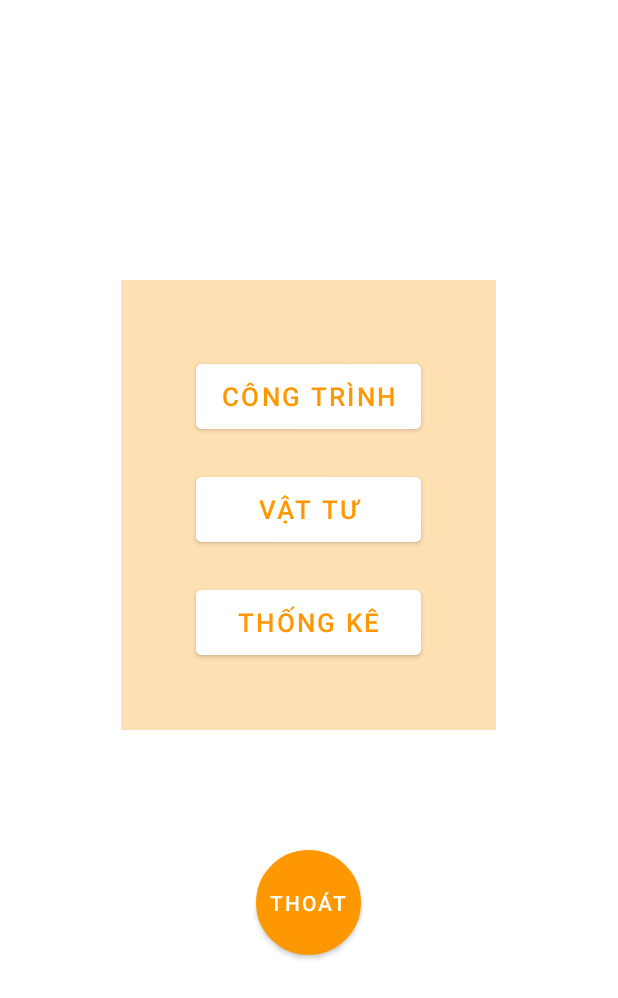
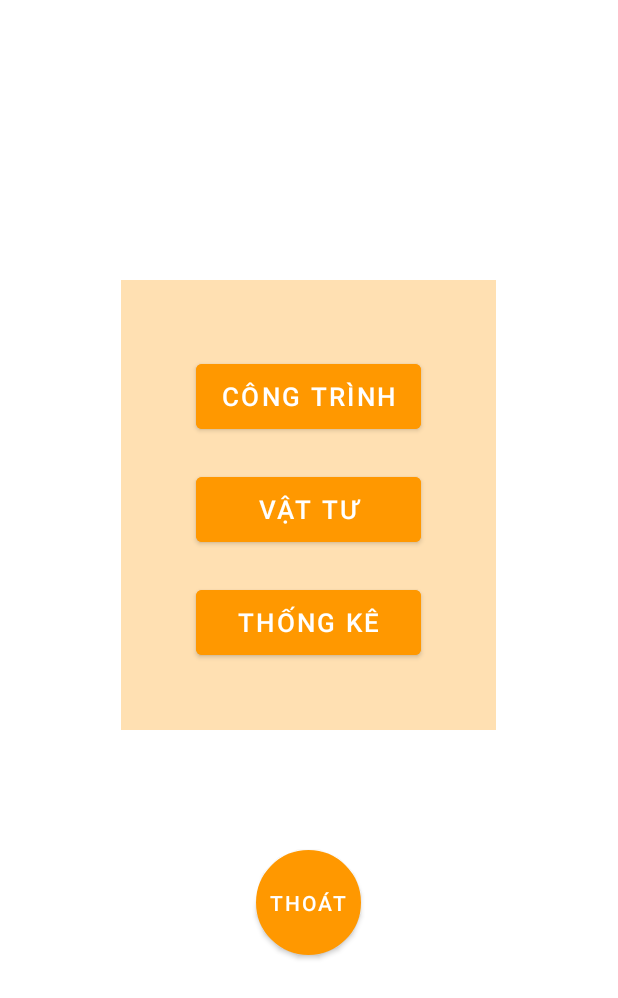
Before and after one commit to nhom11-Android/doAnGiuaKy, an Android app: the layout activity_menu.xml on its own in the app's theme, with its tools: preview values and no code run, on a phone screen of 412 x 824 dp. Shown: the top 998 px of the screen. Run offline under Robolectric (Android 15) with nearby library versions, the phone set to English and light mode, and no system bars.

Commit message:
dialog_fix_exit+changeColorBtn

```diff
--- a/doAn/app/src/main/res/color/btn_background_color.xml
+++ b/doAn/app/src/main/res/color/btn_background_color.xml
@@ -1,6 +1,6 @@
 <?xml version="1.0" encoding="utf-8"?>
 <selector xmlns:android="http://schemas.android.com/apk/res/android">
-    <item android:state_pressed="true" android:color="#FF9800"/>
-    <!--    <item android:state_selected="true" android:color="#FF9800"/>-->
-    <item android:color="@color/white"/>
+    <item android:state_pressed="true" android:color="#4CAF50"/>
+    <item android:state_selected="true" android:color="@color/green"/>
+    <item android:color="#FF9800"/>
 </selector>
--- a/doAn/app/src/main/res/color/btn_text_color.xml
+++ b/doAn/app/src/main/res/color/btn_text_color.xml
@@ -1,5 +1,6 @@
 <?xml version="1.0" encoding="utf-8"?>
 <selector xmlns:android="http://schemas.android.com/apk/res/android">
-    <item android:state_pressed="true" android:color="@color/white"/>
-    <item android:color="#FF9800"/>
+<!--    <item android:state_pressed="true" android:color="@color/white"/>-->
+<!--    <item android:state_selected="true" android:color="#FF9800"/>-->
+    <item android:color="@color/white"/>
 </selector>
--- a/doAn/app/src/main/res/layout/activity_menu.xml
+++ b/doAn/app/src/main/res/layout/activity_menu.xml
@@ -23,7 +23,7 @@
             android:textSize="17dp"
             android:text="Công trình"
             android:backgroundTint="@color/btn_background_color"
-            android:textColor="@color/btn_text_color"
+            android:textColor="@color/white"
             />
 
         <Button
@@ -34,7 +34,7 @@
             android:textSize="17dp"
             android:text="Vật tư"
             android:backgroundTint="@color/btn_background_color"
-            android:textColor="@color/btn_text_color"/>
+            android:textColor="@color/white"/>
 
         <Button
             android:id="@+id/btnXem_TK"
@@ -44,7 +44,7 @@
             android:textSize="17dp"
             android:text="Thống kê"
             android:backgroundTint="@color/btn_background_color"
-            android:textColor="@color/btn_text_color"/>
+            android:textColor="@color/white"/>
     </LinearLayout>
 
     <Button
--- a/doAn/app/src/main/res/values/colors.xml
+++ b/doAn/app/src/main/res/values/colors.xml
@@ -7,4 +7,5 @@
     <color name="teal_700">#FF018786</color>
     <color name="black">#FF000000</color>
     <color name="white">#FFFFFFFF</color>
+    <color name="green">#4CAF50</color>
 </resources>
```
Also changed, not shown: doAn/app/src/main/java/com/buoi2/quanlyvanchuyen/Menu.java (+61 -4 lines), doAn/app/src/main/res/layout/thoat_dialog.xml (added, +44 -0 lines).
